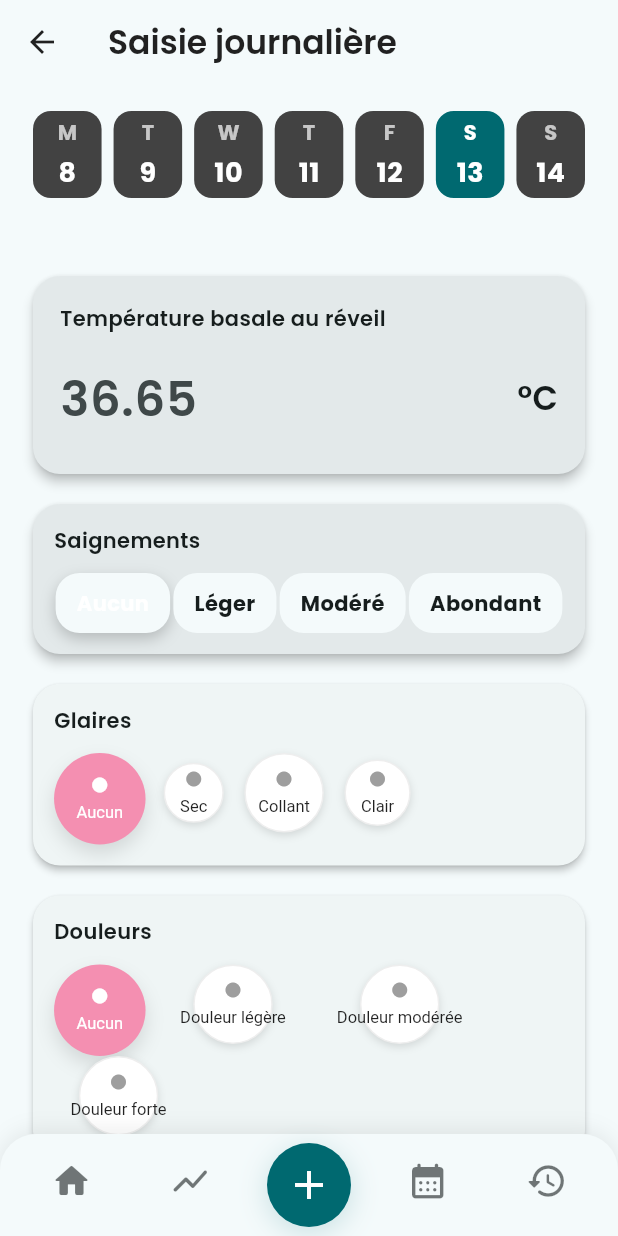
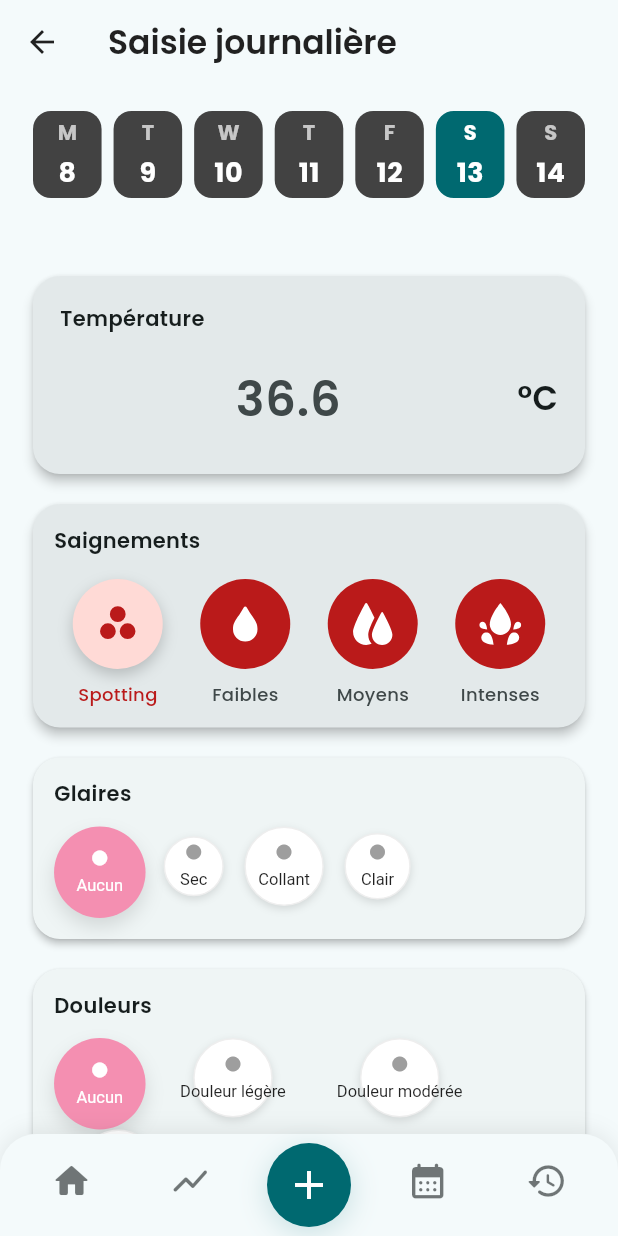
Before and after one commit to WilliamAGENEAU/cycles, a Flutter app: the screen it shows after launch, item 3 of the bottom bar chosen, on a phone screen of 412 x 824 dp. Run offline on Flutter 3.47's test engine with Material 3 defaults, Android fonts, the phone set to English and light mode, and no system bars; drawn by our look-alikes of table_calendar; our stand-ins replace flutter_svg, google_fonts, shared_preferences.

Commit message:
saignement_card operationnel

```diff
--- a/lib/widgets/saignement_card.dart
+++ b/lib/widgets/saignement_card.dart
@@ -1,4 +1,5 @@
 import 'package:flutter/material.dart';
+import 'package:flutter_svg/flutter_svg.dart';
 
 Widget saignementCard({
   required int bleeding,
@@ -6,12 +7,12 @@ Widget saignementCard({
   required BuildContext context,
 }) {
   final colorScheme = Theme.of(context).colorScheme;
-  final labels = ['Aucun', 'Léger', 'Modéré', 'Abondant'];
-  final colors = [
-    colorScheme.surfaceVariant,
-    colorScheme.tertiaryContainer,
-    colorScheme.errorContainer,
-    colorScheme.error,
+  final labels = ['Spotting', 'Faibles', 'Moyens', 'Intenses'];
+  final icons = [
+    'assets/icons/spotting.svg',
+    'assets/icons/light.svg',
+    'assets/icons/medium.svg',
+    'assets/icons/heavy.svg',
   ];
 
   return Card(
@@ -30,22 +31,24 @@ Widget saignementCard({
               color: colorScheme.onSurface,
             ),
           ),
-          const SizedBox(height: 12),
+          const SizedBox(height: 16),
           Row(
             mainAxisAlignment: MainAxisAlignment.spaceAround,
             children: List.generate(4, (i) {
               final selected = bleeding == i;
               return GestureDetector(
                 onTap: () => onChanged(i),
-                child: AnimatedContainer(
+                child: Column(
+                  children: [
+                    AnimatedContainer(
                       duration: const Duration(milliseconds: 220),
-                  padding: const EdgeInsets.symmetric(
-                    vertical: 10,
-                    horizontal: 14,
-                  ),
+                      height: 60,
+                      width: 60,
                       decoration: BoxDecoration(
-                    color: selected ? colors[i] : colorScheme.surface,
-                    borderRadius: BorderRadius.circular(16),
+                        shape: BoxShape.circle,
+                        color: selected
+                            ? colorScheme.errorContainer
+                            : colorScheme.error,
                         boxShadow: selected
                             ? [
                                 BoxShadow(
@@ -56,15 +59,30 @@ Widget saignementCard({
                               ]
                             : [],
                       ),
-                  child: Text(
+                      child: Center(
+                        child: SvgPicture.asset(
+                          icons[i],
+                          width: 28,
+                          height: 28,
+                          colorFilter: ColorFilter.mode(
+                            selected ? colorScheme.error : colorScheme.onError,
+                            BlendMode.srcIn,
+                          ),
+                        ),
+                      ),
+                    ),
+                    const SizedBox(height: 8),
+                    Text(
                       labels[i],
                       style: TextStyle(
-                      fontWeight: FontWeight.bold,
+                        fontSize: 12,
+                        fontWeight: FontWeight.w500,
                         color: selected
-                          ? colorScheme.onPrimary
-                          : colorScheme.onSurface,
+                            ? colorScheme.error
+                            : colorScheme.onSurfaceVariant,
                       ),
                     ),
+                  ],
                 ),
               );
             }),
--- a/lib/widgets/temperature_card.dart
+++ b/lib/widgets/temperature_card.dart
@@ -15,7 +15,7 @@ Widget temperatureCard({
         crossAxisAlignment: CrossAxisAlignment.start,
         children: [
           Text(
-            'Température basale au réveil',
+            'Température',
             style: TextStyle(
               fontWeight: FontWeight.w600,
               color: colorScheme.onSurface,
@@ -23,9 +23,12 @@ Widget temperatureCard({
           ),
           const SizedBox(height: 12),
           Row(
+            mainAxisAlignment: MainAxisAlignment.center,
+            crossAxisAlignment: CrossAxisAlignment.center,
             children: [
               Expanded(
                 child: TextField(
+                  textAlign: TextAlign.center,
                   controller: controller,
                   keyboardType: const TextInputType.numberWithOptions(
                     decimal: true,
@@ -36,7 +39,7 @@ Widget temperatureCard({
                     color: colorScheme.onSurface,
                   ),
                   decoration: InputDecoration(
-                    hintText: '36.65',
+                    hintText: '36.6',
                     hintStyle: TextStyle(color: colorScheme.onSurfaceVariant),
                     border: InputBorder.none,
                   ),
--- a/pubspec.yaml
+++ b/pubspec.yaml
@@ -38,6 +38,7 @@ dependencies:
   shared_preferences: ^2.5.3
   intl: ^0.20.2
   table_calendar: ^3.2.0
+  flutter_svg: ^2.2.1
 
 dev_dependencies:
   flutter_test:
@@ -62,9 +63,8 @@ flutter:
   uses-material-design: true
 
   # To add assets to your application, add an assets section, like this:
-  # assets:
-  #   - images/a_dot_burr.jpeg
-  #   - images/a_dot_ham.jpeg
+  assets:
+     - assets/icons/
 
   # An image asset can refer to one or more resolution-specific "variants", see
   # https://flutter.dev/to/resolution-aware-images
```
Also changed, not shown: assets/icons/heavy.svg (added), assets/icons/light.svg (added), assets/icons/medium.svg (added), assets/icons/spotting.svg (added), pubspec.lock. Lines whose indentation alone changed are shown as unchanged.
